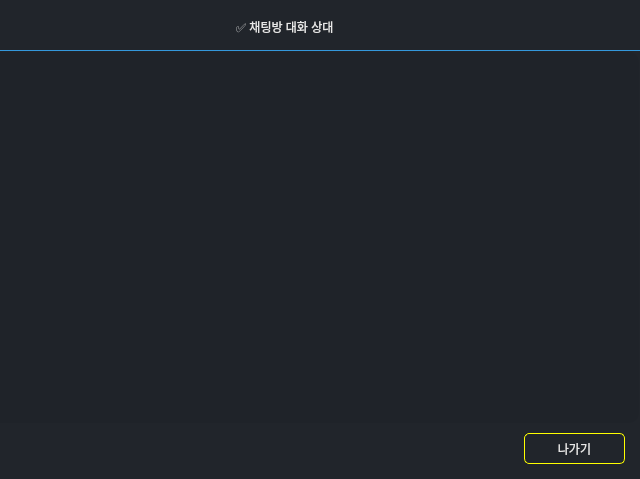
Old version of the form groupmemberlistdlg.ui in the repository EluonBit2Team/Client.
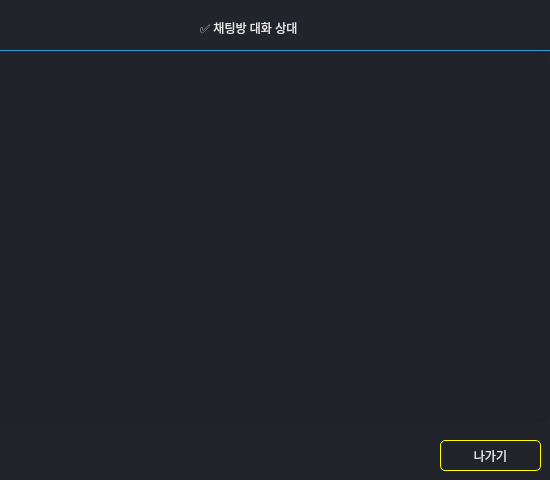
New version of the form.

What changed in the file:
```diff
--- a/groupmemberlistdlg.ui
+++ b/groupmemberlistdlg.ui
@@ -6,8 +6,8 @@
    <rect>
     <x>0</x>
     <y>0</y>
-    <width>640</width>
-    <height>479</height>
+    <width>550</width>
+    <height>480</height>
    </rect>
   </property>
   <property name="windowTitle">
@@ -37,7 +37,7 @@
     <rect>
      <x>0</x>
      <y>0</y>
-     <width>641</width>
+     <width>551</width>
      <height>481</height>
     </rect>
    </property>
@@ -51,8 +51,8 @@
   <widget class="QLabel" name="dialog_label_title">
    <property name="geometry">
     <rect>
-     <x>236</x>
-     <y>19</y>
+     <x>200</x>
+     <y>20</y>
      <width>141</width>
      <height>16</height>
     </rect>
@@ -70,7 +70,7 @@
     <rect>
      <x>0</x>
      <y>0</y>
-     <width>641</width>
+     <width>551</width>
      <height>51</height>
     </rect>
    </property>
@@ -87,7 +87,7 @@
     <rect>
      <x>-2</x>
      <y>52</y>
-     <width>641</width>
+     <width>551</width>
      <height>371</height>
     </rect>
    </property>
@@ -102,8 +102,8 @@
   <widget class="QPushButton" name="dialog_btn_exit">
    <property name="geometry">
     <rect>
-     <x>524</x>
-     <y>433</y>
+     <x>440</x>
+     <y>440</y>
      <width>101</width>
      <height>31</height>
     </rect>
```
